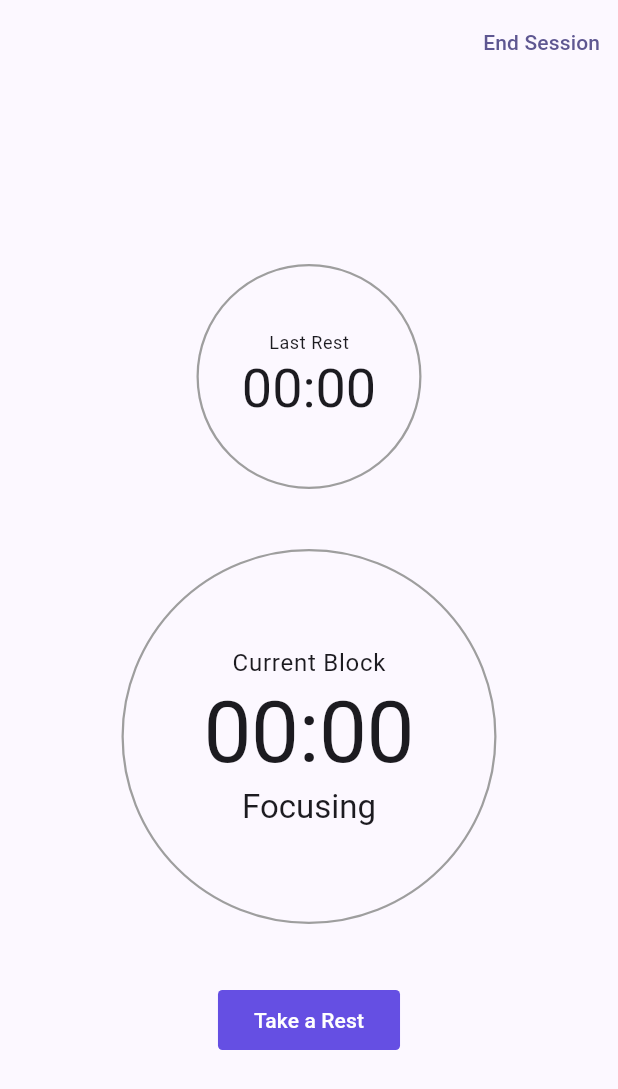
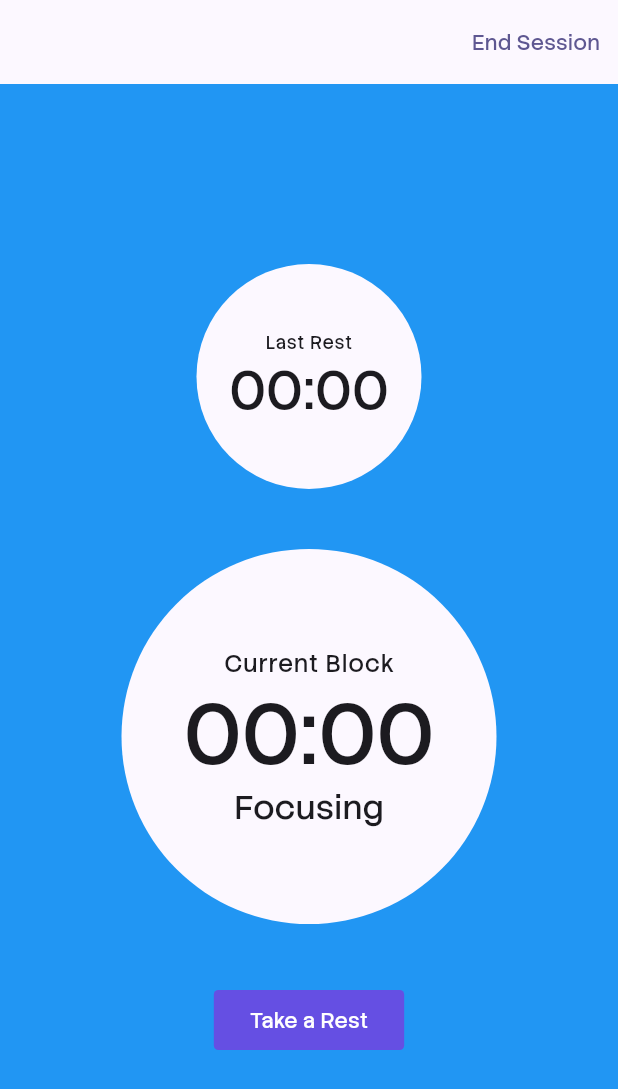
Before and after one commit to rooshimadethis/my_focus_app, a Flutter app: the screen it shows after launch, after a tap on "Begin working session", on a phone screen of 412 x 824 dp. Shown: the top 1089 px of the screen. Run offline on Flutter 3.47's test engine with Material 3 defaults, Android fonts, the phone set to English and light mode, and no system bars; our stand-ins replace confetti, vibration; missing offline and left inert: flutter_foreground_task.

Commit message:
ah looking extremely rough

```diff
--- a/lib/pages/timer_page.dart
+++ b/lib/pages/timer_page.dart
@@ -144,7 +144,9 @@ class _TimerPageState extends State<TimerPage> {
                         height: 150.0,
                         decoration: BoxDecoration(
                             shape: BoxShape.circle,
-                            border: Border.all(color: Colors.grey, width: 1.5)),
+                            // border: Border.all(color: Colors.grey, width: 1.5),
+                            color: Theme.of(context).colorScheme.surface
+                        ),
                         child: Column(
                           mainAxisAlignment: MainAxisAlignment.center,
                           spacing: 1.0,
@@ -160,7 +162,9 @@ class _TimerPageState extends State<TimerPage> {
                         height: 250.0,
                         decoration: BoxDecoration(
                             shape: BoxShape.circle,
-                            border: Border.all(color: Colors.grey, width: 1.5)),
+                            // border: Border.all(color: Colors.grey, width: 1.5),
+                            color: Theme.of(context).colorScheme.surface
+                        ),
                         child: Column(
                           mainAxisAlignment: MainAxisAlignment.center,
                           spacing: 3.0,
@@ -199,7 +203,7 @@ class _TimerPageState extends State<TimerPage> {
               minimumSize: const Size(17, 25),
               maximumSize: const Size(35, 30),
               numberOfParticles: 20,
-              gravity: 0.5,
+              gravity: 0.2,
               minBlastForce: 10,
               particleDrag: 0.05,
               colors: [Colors.blue, Colors.blueAccent, Colors.lightBlueAccent, Colors.deepPurpleAccent, Colors.deepPurple, Colors.pink, Colors.yellow],
--- a/lib/pages/welcome_page.dart
+++ b/lib/pages/welcome_page.dart
@@ -66,15 +66,16 @@ class _WelcomePageState extends State<WelcomePage> {
               height: 250.0,
               decoration: BoxDecoration(
                   shape: BoxShape.circle,
-                  border: Border.all(
-                      color: Colors.grey,
-                      width: 1.5
-                  )
+                  // border: Border.all(
+                  //     color: Colors.white,
+                  //     width: 1.5
+                  // ),
+                color: Theme.of(context).colorScheme.surface
               ),
               child: const Icon(
                 Icons.sentiment_very_satisfied,
                 size: 100.0,
-                color: Colors.grey,
+                color: Colors.blue,
               ),
             ),
             Text(
--- a/lib/theme/app_theme.dart
+++ b/lib/theme/app_theme.dart
@@ -17,7 +17,9 @@ class AppTheme {
 
   static final ThemeData lightTheme = ThemeData(
     useMaterial3: true,
+    fontFamily: 'StackSans',
     colorScheme: lightColorScheme,
+    scaffoldBackgroundColor: Colors.blue,
     elevatedButtonTheme: ElevatedButtonThemeData(
       style: ElevatedButton.styleFrom(
         shape: RoundedRectangleBorder(
```
Also changed, not shown: pubspec.yaml (+18 -25 lines), assets/fonts/StackSans/StackSansText-Bold.ttf (added), assets/fonts/StackSans/StackSansText-ExtraLight.ttf (added), assets/fonts/StackSans/StackSansText-Light.ttf (added), assets/fonts/StackSans/StackSansText-Medium.ttf (added), assets/fonts/StackSans/StackSansText-Regular.ttf (added), assets/fonts/StackSans/StackSansText-SemiBold.ttf (added).
